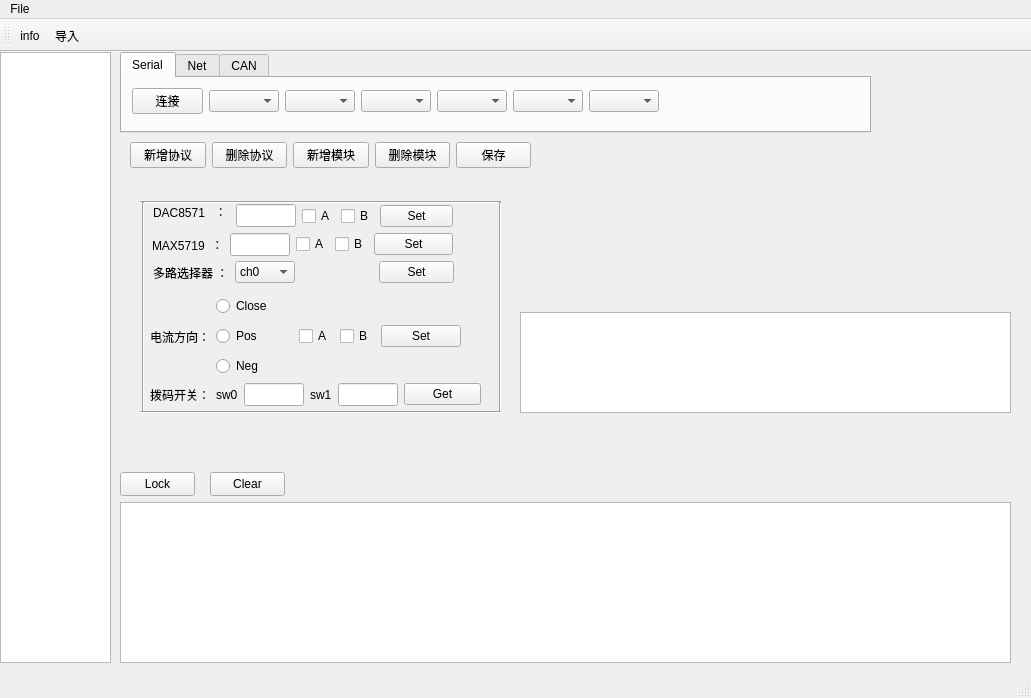
Qt form mainwindow.ui (BilibiliW/CommonDemo) before a commit.
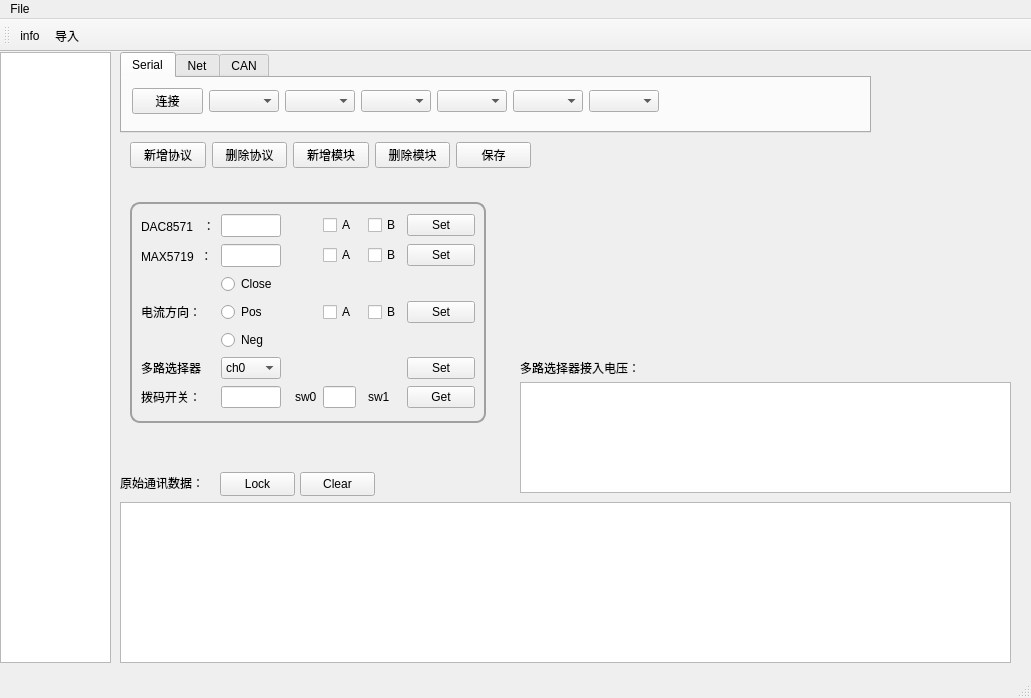
The same form after that commit. Icons and pictures are not drawn.

Patch:
```diff
--- a/mainwindow.ui
+++ b/mainwindow.ui
@@ -167,7 +167,7 @@
    <widget class="QPushButton" name="pushButton_LockRealTimeWindows">
     <property name="geometry">
      <rect>
-      <x>120</x>
+      <x>220</x>
       <y>420</y>
       <width>75</width>
       <height>24</height>
@@ -224,219 +224,267 @@
      </item>
     </layout>
    </widget>
-   <widget class="QLabel" name="label">
+   <widget class="QTextEdit" name="textEdit_ads8326">
     <property name="geometry">
      <rect>
-      <x>153</x>
-      <y>152</y>
-      <width>77</width>
-      <height>16</height>
+      <x>520</x>
+      <y>330</y>
+      <width>491</width>
+      <height>111</height>
      </rect>
     </property>
-    <property name="text">
-     <string>DAC8571   ：</string>
-    </property>
    </widget>
-   <widget class="QLineEdit" name="lineEdit_DAC8571">
+   <widget class="QFrame" name="frame">
     <property name="geometry">
      <rect>
-      <x>236</x>
-      <y>152</y>
-      <width>60</width>
-      <height>23</height>
+      <x>130</x>
+      <y>150</y>
+      <width>356</width>
+      <height>221</height>
      </rect>
     </property>
+    <property name="styleSheet">
+     <string notr="true">#frame{
+border-radius:10px;
+border:2px solid rgb(160, 160,160)
+}</string>
+    </property>
+    <property name="frameShape">
+     <enum>QFrame::StyledPanel</enum>
+    </property>
+    <property name="frameShadow">
+     <enum>QFrame::Raised</enum>
+    </property>
+    <layout class="QGridLayout" name="gridLayout_2">
+     <item row="9" column="9">
+      <widget class="QPushButton" name="pushButton_dial_sw_get">
+       <property name="text">
+        <string>Get</string>
+       </property>
+      </widget>
+     </item>
+     <item row="3" column="2">
+      <widget class="QRadioButton" name="radioButton_current_Close">
     <property name="minimumSize">
      <size>
-      <width>60</width>
-      <height>23</height>
+         <width>77</width>
+         <height>0</height>
      </size>
     </property>
     <property name="maximumSize">
      <size>
+         <width>77</width>
+         <height>16777215</height>
+        </size>
+       </property>
+       <property name="text">
+        <string>Close</string>
+       </property>
+      </widget>
+     </item>
+     <item row="9" column="2">
+      <widget class="QLineEdit" name="lineEdit_sw0">
+       <property name="minimumSize">
+        <size>
+         <width>0</width>
+         <height>0</height>
+        </size>
+       </property>
+       <property name="maximumSize">
+        <size>
       <width>60</width>
       <height>23</height>
      </size>
     </property>
    </widget>
-   <widget class="QWidget" name="layoutWidget">
-    <property name="geometry">
-     <rect>
-      <x>302</x>
-      <y>152</y>
-      <width>151</width>
-      <height>25</height>
-     </rect>
-    </property>
-    <layout class="QHBoxLayout" name="horizontalLayout_7">
-     <item>
-      <widget class="QCheckBox" name="checkBox_DAC8571_A">
+     </item>
+     <item row="9" column="3">
+      <widget class="QLabel" name="label_6">
+       <property name="text">
+        <string>sw0</string>
+       </property>
+      </widget>
+     </item>
+     <item row="9" column="0">
+      <widget class="QLabel" name="label_4">
        <property name="text">
-        <string>A</string>
+        <string>拨码开关：</string>
        </property>
       </widget>
      </item>
-     <item>
+     <item row="0" column="8">
       <widget class="QCheckBox" name="checkBox_DAC8571_B">
        <property name="text">
         <string>B</string>
        </property>
       </widget>
      </item>
-     <item>
-      <widget class="QPushButton" name="pushButton_DAC8571_Set">
-       <property name="text">
-        <string>Set</string>
+     <item row="0" column="2" colspan="2">
+      <widget class="QLineEdit" name="lineEdit_DAC8571">
+       <property name="minimumSize">
+        <size>
+         <width>60</width>
+         <height>23</height>
+        </size>
        </property>
-      </widget>
-     </item>
-    </layout>
-   </widget>
-   <widget class="Line" name="line">
-    <property name="geometry">
-     <rect>
-      <x>140</x>
-      <y>140</y>
-      <width>361</width>
-      <height>20</height>
-     </rect>
-    </property>
-    <property name="orientation">
-     <enum>Qt::Horizontal</enum>
-    </property>
-   </widget>
-   <widget class="QPushButton" name="pushButton_CleanRealTimeWindows">
-    <property name="geometry">
-     <rect>
-      <x>210</x>
-      <y>420</y>
-      <width>75</width>
-      <height>24</height>
-     </rect>
-    </property>
+       <property name="maximumSize">
+        <size>
+         <width>60</width>
+         <height>23</height>
+        </size>
+       </property>
+      </widget>
+     </item>
+     <item row="9" column="8">
+      <widget class="QLabel" name="label_7">
     <property name="text">
-     <string>Clear</string>
-    </property>
-   </widget>
-   <widget class="Line" name="line_2">
-    <property name="geometry">
-     <rect>
-      <x>133</x>
-      <y>150</y>
-      <width>20</width>
-      <height>211</height>
-     </rect>
-    </property>
-    <property name="orientation">
-     <enum>Qt::Vertical</enum>
-    </property>
-   </widget>
-   <widget class="Line" name="line_3">
-    <property name="geometry">
-     <rect>
-      <x>490</x>
-      <y>150</y>
-      <width>20</width>
-      <height>211</height>
-     </rect>
-    </property>
-    <property name="orientation">
-     <enum>Qt::Vertical</enum>
-    </property>
-   </widget>
-   <widget class="Line" name="line_4">
-    <property name="geometry">
-     <rect>
-      <x>140</x>
-      <y>350</y>
-      <width>361</width>
-      <height>20</height>
-     </rect>
-    </property>
-    <property name="orientation">
-     <enum>Qt::Horizontal</enum>
-    </property>
-   </widget>
-   <widget class="QWidget" name="layoutWidget">
-    <property name="geometry">
-     <rect>
-      <x>152</x>
-      <y>179</y>
-      <width>301</width>
-      <height>27</height>
-     </rect>
-    </property>
-    <layout class="QHBoxLayout" name="horizontalLayout_10">
-     <item>
+        <string>sw1</string>
+       </property>
+      </widget>
+     </item>
+     <item row="9" column="6">
+      <widget class="QLineEdit" name="lineEdit_sw1">
+       <property name="minimumSize">
+        <size>
+         <width>0</width>
+         <height>0</height>
+        </size>
+       </property>
+       <property name="maximumSize">
+        <size>
+         <width>60</width>
+         <height>23</height>
+        </size>
+       </property>
+      </widget>
+     </item>
+     <item row="4" column="2">
+      <widget class="QRadioButton" name="radioButton_current_Pos">
+       <property name="minimumSize">
+        <size>
+         <width>77</width>
+         <height>0</height>
+        </size>
+       </property>
+       <property name="text">
+        <string>Pos</string>
+       </property>
+      </widget>
+     </item>
+     <item row="1" column="0" colspan="2">
       <widget class="QLabel" name="label_2">
        <property name="text">
         <string>MAX5719  ：</string>
        </property>
       </widget>
      </item>
-     <item>
-      <widget class="QLineEdit" name="lineEdit_MAX5719">
-       <property name="minimumSize">
-        <size>
-         <width>60</width>
-         <height>23</height>
-        </size>
-       </property>
-       <property name="maximumSize">
-        <size>
-         <width>60</width>
-         <height>23</height>
-        </size>
-       </property>
-      </widget>
-     </item>
-     <item>
-      <layout class="QHBoxLayout" name="horizontalLayout_8">
-       <item>
-        <widget class="QCheckBox" name="checkBox_MAX5719_A">
-         <property name="text">
-          <string>A</string>
-         </property>
-        </widget>
-       </item>
-       <item>
-        <widget class="QCheckBox" name="checkBox_MAX5719_B">
-         <property name="text">
-          <string>B</string>
-         </property>
-        </widget>
-       </item>
-       <item>
+     <item row="1" column="9">
         <widget class="QPushButton" name="pushButton_MAX5719_Set">
          <property name="text">
           <string>Set</string>
          </property>
         </widget>
        </item>
-      </layout>
+     <item row="5" column="2">
+      <widget class="QRadioButton" name="radioButton_current_Neg">
+       <property name="minimumSize">
+        <size>
+         <width>77</width>
+         <height>0</height>
+        </size>
+       </property>
+       <property name="text">
+        <string>Neg</string>
+       </property>
+      </widget>
      </item>
-    </layout>
-   </widget>
-   <widget class="QWidget" name="layoutWidget">
-    <property name="geometry">
-     <rect>
-      <x>153</x>
-      <y>207</y>
-      <width>301</width>
-      <height>27</height>
-     </rect>
-    </property>
-    <layout class="QHBoxLayout" name="horizontalLayout_13">
-     <item>
+     <item row="4" column="0">
+      <widget class="QLabel" name="label_5">
+       <property name="text">
+        <string>电流方向：</string>
+       </property>
+      </widget>
+     </item>
+     <item row="4" column="8">
+      <widget class="QCheckBox" name="checkBox_current_B">
+       <property name="text">
+        <string>B</string>
+       </property>
+      </widget>
+     </item>
+     <item row="1" column="8">
+      <widget class="QCheckBox" name="checkBox_MAX5719_B">
+       <property name="text">
+        <string>B</string>
+       </property>
+      </widget>
+     </item>
+     <item row="0" column="6" colspan="2">
+      <widget class="QCheckBox" name="checkBox_DAC8571_A">
+       <property name="text">
+        <string>A</string>
+       </property>
+      </widget>
+     </item>
+     <item row="4" column="6">
+      <widget class="QCheckBox" name="checkBox_current_A">
+       <property name="text">
+        <string>A</string>
+       </property>
+      </widget>
+     </item>
+     <item row="0" column="0" colspan="2">
+      <widget class="QLabel" name="label">
+       <property name="text">
+        <string>DAC8571   ：</string>
+       </property>
+      </widget>
+     </item>
+     <item row="4" column="9">
+      <widget class="QPushButton" name="pushButton_current_Set">
+       <property name="text">
+        <string>Set</string>
+       </property>
+      </widget>
+     </item>
+     <item row="1" column="6">
+      <widget class="QCheckBox" name="checkBox_MAX5719_A">
+       <property name="text">
+        <string>A</string>
+       </property>
+      </widget>
+     </item>
+     <item row="0" column="9">
+      <widget class="QPushButton" name="pushButton_DAC8571_Set">
+       <property name="text">
+        <string>Set</string>
+       </property>
+      </widget>
+     </item>
+     <item row="1" column="2">
+      <widget class="QLineEdit" name="lineEdit_MAX5719">
+       <property name="minimumSize">
+        <size>
+         <width>60</width>
+         <height>23</height>
+        </size>
+       </property>
+       <property name="maximumSize">
+        <size>
+         <width>60</width>
+         <height>23</height>
+        </size>
+       </property>
+      </widget>
+     </item>
+     <item row="6" column="0">
       <widget class="QLabel" name="label_3">
        <property name="text">
         <string>多路选择器 ：</string>
        </property>
       </widget>
      </item>
-     <item>
-      <layout class="QHBoxLayout" name="horizontalLayout_12">
-       <item>
+     <item row="6" column="2">
         <widget class="QComboBox" name="comboBox_multi_sel">
          <property name="minimumSize">
           <size>
@@ -537,24 +585,11 @@
          </item>
         </widget>
        </item>
-       <item>
-        <spacer name="horizontalSpacer">
-         <property name="orientation">
-          <enum>Qt::Horizontal</enum>
-         </property>
-         <property name="sizeHint" stdset="0">
-          <size>
-           <width>68</width>
-           <height>17</height>
-          </size>
-         </property>
-        </spacer>
-       </item>
-       <item>
+     <item row="6" column="9">
         <widget class="QPushButton" name="pushButton_multi_Set">
          <property name="minimumSize">
           <size>
-           <width>75</width>
+         <width>0</width>
            <height>0</height>
           </size>
          </property>
@@ -570,179 +605,48 @@
         </widget>
        </item>
       </layout>
-     </item>
-    </layout>
    </widget>
-   <widget class="QWidget" name="layoutWidget">
+   <widget class="QPushButton" name="pushButton_CleanRealTimeWindows">
     <property name="geometry">
      <rect>
-      <x>150</x>
-      <y>330</y>
-      <width>331</width>
-      <height>25</height>
+      <x>300</x>
+      <y>420</y>
+      <width>75</width>
+      <height>24</height>
      </rect>
     </property>
-    <layout class="QHBoxLayout" name="horizontalLayout_9">
-     <item>
-      <widget class="QLabel" name="label_4">
        <property name="text">
-        <string>拨码开关：</string>
-       </property>
-      </widget>
-     </item>
-     <item>
-      <widget class="QLabel" name="label_6">
-       <property name="text">
-        <string>sw0</string>
-       </property>
-      </widget>
-     </item>
-     <item>
-      <widget class="QLineEdit" name="lineEdit_sw0">
-       <property name="minimumSize">
-        <size>
-         <width>60</width>
-         <height>23</height>
-        </size>
-       </property>
-       <property name="maximumSize">
-        <size>
-         <width>60</width>
-         <height>23</height>
-        </size>
-       </property>
-      </widget>
-     </item>
-     <item>
-      <widget class="QLabel" name="label_7">
-       <property name="text">
-        <string>sw1</string>
-       </property>
-      </widget>
-     </item>
-     <item>
-      <widget class="QLineEdit" name="lineEdit_sw1">
-       <property name="minimumSize">
-        <size>
-         <width>60</width>
-         <height>23</height>
-        </size>
-       </property>
-       <property name="maximumSize">
-        <size>
-         <width>60</width>
-         <height>23</height>
-        </size>
-       </property>
-      </widget>
-     </item>
-     <item>
-      <widget class="QPushButton" name="pushButton_dial_sw_get">
-       <property name="text">
-        <string>Get</string>
-       </property>
-      </widget>
-     </item>
-    </layout>
-   </widget>
-   <widget class="QWidget" name="layoutWidget">
+     <string>Clear</string>
+    </property>
+   </widget>
+   <widget class="QLabel" name="label_8">
     <property name="geometry">
      <rect>
-      <x>150</x>
-      <y>240</y>
-      <width>311</width>
-      <height>89</height>
+      <x>120</x>
+      <y>410</y>
+      <width>91</width>
+      <height>41</height>
      </rect>
     </property>
-    <layout class="QHBoxLayout" name="horizontalLayout_5">
-     <item>
-      <widget class="QLabel" name="label_5">
-       <property name="text">
-        <string>电流方向：</string>
-       </property>
-      </widget>
-     </item>
-     <item>
-      <layout class="QVBoxLayout" name="verticalLayout">
-       <item>
-        <widget class="QRadioButton" name="radioButton_current_Close">
-         <property name="minimumSize">
-          <size>
-           <width>77</width>
-           <height>0</height>
-          </size>
-         </property>
-         <property name="maximumSize">
-          <size>
-           <width>77</width>
-           <height>16777215</height>
-          </size>
-         </property>
+    <property name="styleSheet">
+     <string notr="true"/>
+    </property>
          <property name="text">
-          <string>Close</string>
-         </property>
-        </widget>
-       </item>
-       <item>
-        <widget class="QRadioButton" name="radioButton_current_Pos">
-         <property name="minimumSize">
-          <size>
-           <width>77</width>
-           <height>0</height>
-          </size>
-         </property>
-         <property name="text">
-          <string>Pos</string>
-         </property>
-        </widget>
-       </item>
-       <item>
-        <widget class="QRadioButton" name="radioButton_current_Neg">
-         <property name="minimumSize">
-          <size>
-           <width>77</width>
-           <height>0</height>
-          </size>
-         </property>
-         <property name="text">
-          <string>Neg</string>
-         </property>
-        </widget>
-       </item>
-      </layout>
-     </item>
-     <item>
-      <widget class="QCheckBox" name="checkBox_current_A">
-       <property name="text">
-        <string>A</string>
-       </property>
-      </widget>
-     </item>
-     <item>
-      <widget class="QCheckBox" name="checkBox_current_B">
-       <property name="text">
-        <string>B</string>
-       </property>
-      </widget>
-     </item>
-     <item>
-      <widget class="QPushButton" name="pushButton_current_Set">
-       <property name="text">
-        <string>Set</string>
-       </property>
-      </widget>
-     </item>
-    </layout>
-   </widget>
-   <widget class="QTextEdit" name="textEdit_ads8326">
+     <string>原始通讯数据：</string>
+    </property>
+   </widget>
+   <widget class="QLabel" name="label_9">
     <property name="geometry">
      <rect>
       <x>520</x>
-      <y>260</y>
-      <width>491</width>
-      <height>101</height>
+      <y>300</y>
+      <width>121</width>
+      <height>31</height>
      </rect>
     </property>
+    <property name="text">
+     <string>多路选择器接入电压：</string>
+    </property>
    </widget>
   </widget>
   <widget class="QMenuBar" name="menubar">
```
Left out of the diff: 10 changed lines with no effect on the pictures. Lines whose indentation alone changed are shown as unchanged.
